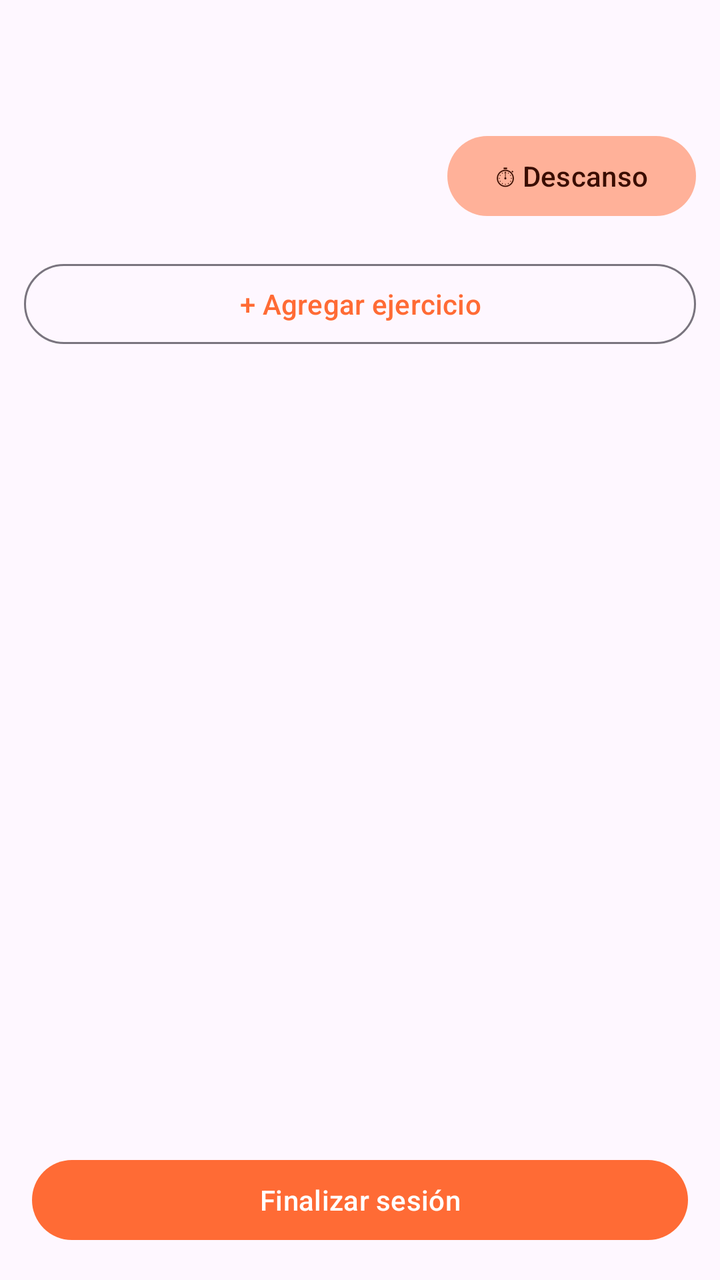
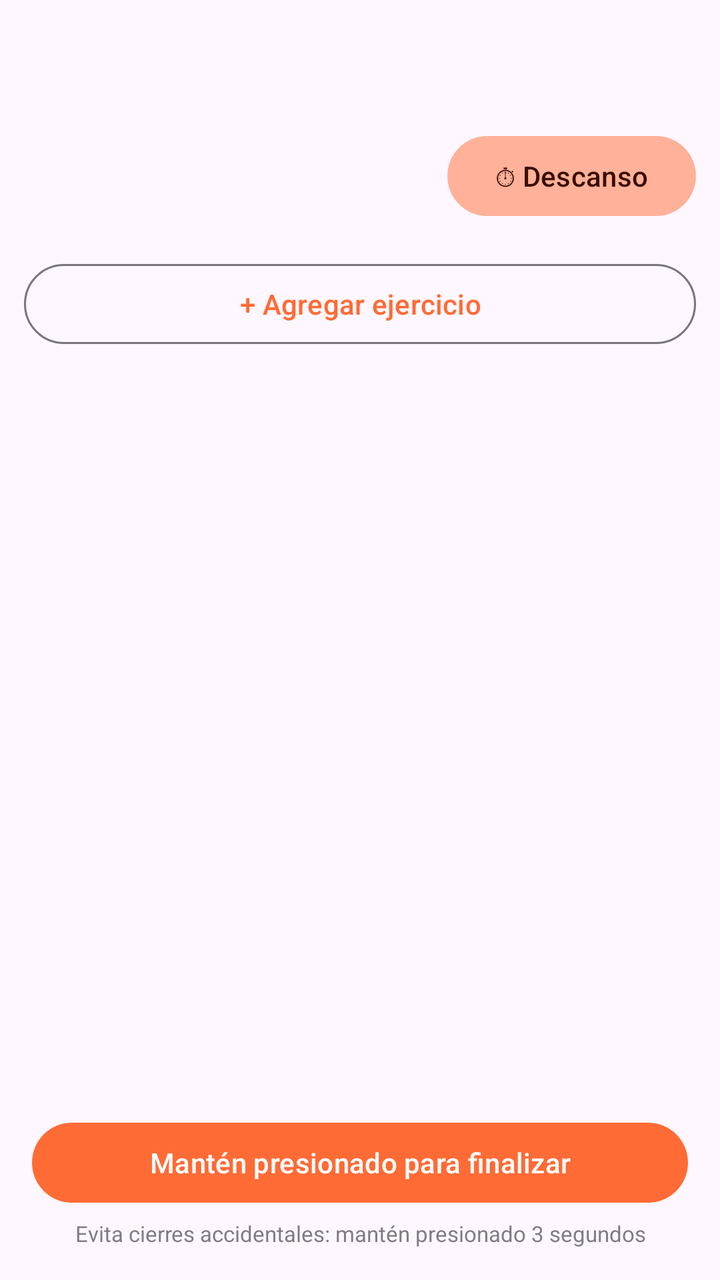

The first picture is an Android layout as it rendered before a commit; the second is the same layout after the commit. The layout source and the unified diff follow.
<!-- AndroidManifest.xml: application theme Theme.IronQuest -->
<!-- res/layout/activity_active_session.xml -->
<?xml version="1.0" encoding="utf-8"?>
<LinearLayout xmlns:android="http://schemas.android.com/apk/res/android"
    android:layout_width="match_parent"
    android:layout_height="match_parent"
    android:orientation="vertical">

    <com.google.android.material.appbar.MaterialToolbar
        android:id="@+id/toolbar"
        android:layout_width="match_parent"
        android:layout_height="?attr/actionBarSize"
        android:title="Sesión" />

    <LinearLayout
        android:layout_width="match_parent"
        android:layout_height="wrap_content"
        android:orientation="horizontal"
        android:gravity="center_vertical"
        android:paddingStart="12dp"
        android:paddingEnd="12dp">

        <TextView
            android:id="@+id/text_hora_inicio"
            android:layout_width="0dp"
            android:layout_height="wrap_content"
            android:layout_weight="1"
            android:paddingTop="12dp"
            android:paddingBottom="12dp"
            android:textSize="14sp" />

        <com.google.android.material.button.MaterialButton
            android:id="@+id/button_iniciar_descanso"
            style="@style/Widget.Material3.Button.TonalButton"
            android:layout_width="wrap_content"
            android:layout_height="wrap_content"
            android:text="⏱ Descanso" />

    </LinearLayout>

    <ScrollView
        android:layout_width="match_parent"
        android:layout_height="0dp"
        android:layout_weight="1">

        <LinearLayout
            android:layout_width="match_parent"
            android:layout_height="wrap_content"
            android:orientation="vertical"
            android:padding="12dp">

            <LinearLayout
                android:id="@+id/container_ejercicios"
                android:layout_width="match_parent"
                android:layout_height="wrap_content"
                android:orientation="vertical" />

            <com.google.android.material.button.MaterialButton
                android:id="@+id/button_agregar_ejercicio_sesion"
                style="@style/Widget.Material3.Button.OutlinedButton"
                android:layout_width="match_parent"
                android:layout_height="wrap_content"
                android:layout_marginTop="4dp"
                android:text="+ Agregar ejercicio" />

        </LinearLayout>

    </ScrollView>

    <com.google.android.material.button.MaterialButton
        android:id="@+id/button_finalizar_sesion"
        android:layout_width="match_parent"
        android:layout_height="wrap_content"
        android:layout_margin="16dp"
        android:text="Finalizar sesión" />

</LinearLayout>
<!-- resources referenced by this layout -->
<resources>
  <style name="Theme.IronQuest" parent="Theme.Material3.DayNight.NoActionBar">
          <item name="colorPrimary">@color/ironquest_orange</item>
          <item name="colorOnPrimary">@color/ironquest_on_orange</item>
          <item name="colorPrimaryContainer">@color/ironquest_orange_container</item>
          <item name="colorOnPrimaryContainer">@color/ironquest_on_orange_container</item>
          <item name="colorSecondary">@color/ironquest_orange_dark</item>
          <item name="colorOnSecondary">@color/ironquest_on_orange</item>
          <item name="colorSecondaryContainer">@color/ironquest_orange_light</item>
          <item name="colorOnSecondaryContainer">@color/ironquest_on_orange_container</item>
          <item name="colorTertiary">@color/ironquest_orange_dark</item>
      </style>
  <color name="ironquest_orange">#FF6B35</color>
  <color name="ironquest_on_orange">#FFFFFF</color>
  <color name="ironquest_orange_container">#FFDBCE</color>
  <color name="ironquest_on_orange_container">#3A0D00</color>
  <color name="ironquest_orange_dark">#E8571F</color>
  <color name="ironquest_orange_light">#FFB199</color>
</resources>

<!-- the commit's change to res/layout/activity_active_session.xml (unified diff, before → after) -->
@@ -1,5 +1,6 @@
 <?xml version="1.0" encoding="utf-8"?>
 <LinearLayout xmlns:android="http://schemas.android.com/apk/res/android"
+    xmlns:app="http://schemas.android.com/apk/res-auto"
     android:layout_width="match_parent"
     android:layout_height="match_parent"
     android:orientation="vertical">
@@ -65,11 +66,38 @@
 
     </ScrollView>
 
-    <com.google.android.material.button.MaterialButton
-        android:id="@+id/button_finalizar_sesion"
+    <LinearLayout
         android:layout_width="match_parent"
         android:layout_height="wrap_content"
-        android:layout_margin="16dp"
-        android:text="Finalizar sesión" />
+        android:orientation="vertical"
+        android:layout_marginStart="16dp"
+        android:layout_marginEnd="16dp"
+        android:layout_marginBottom="16dp">
+
+        <com.google.android.material.progressindicator.LinearProgressIndicator
+            android:id="@+id/progress_finalizar_sesion"
+            android:layout_width="match_parent"
+            android:layout_height="wrap_content"
+            android:layout_marginBottom="4dp"
+            android:max="100"
+            android:visibility="invisible"
+            app:trackCornerRadius="4dp" />
+
+        <com.google.android.material.button.MaterialButton
+            android:id="@+id/button_finalizar_sesion"
+            android:layout_width="match_parent"
+            android:layout_height="wrap_content"
+            android:text="Mantén presionado para finalizar" />
+
+        <TextView
+            android:layout_width="match_parent"
+            android:layout_height="wrap_content"
+            android:layout_marginTop="4dp"
+            android:gravity="center"
+            android:text="Evita cierres accidentales: mantén presionado 3 segundos"
+            android:textSize="11sp"
+            android:alpha="0.7" />
+
+    </LinearLayout>
 
 </LinearLayout>
